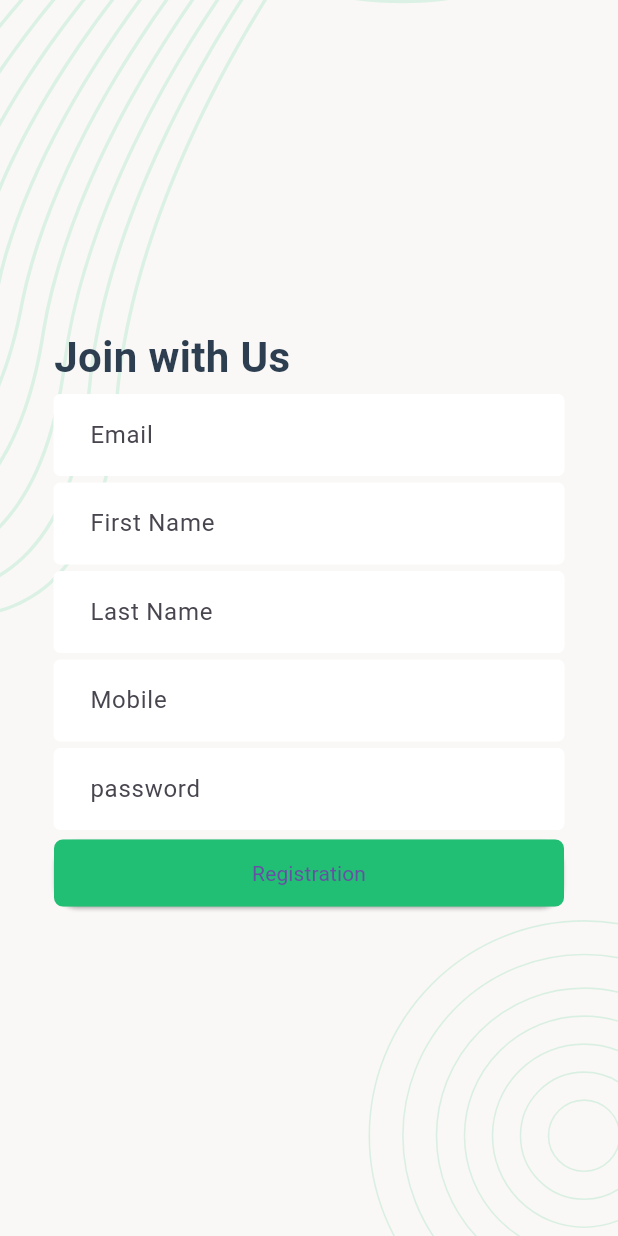
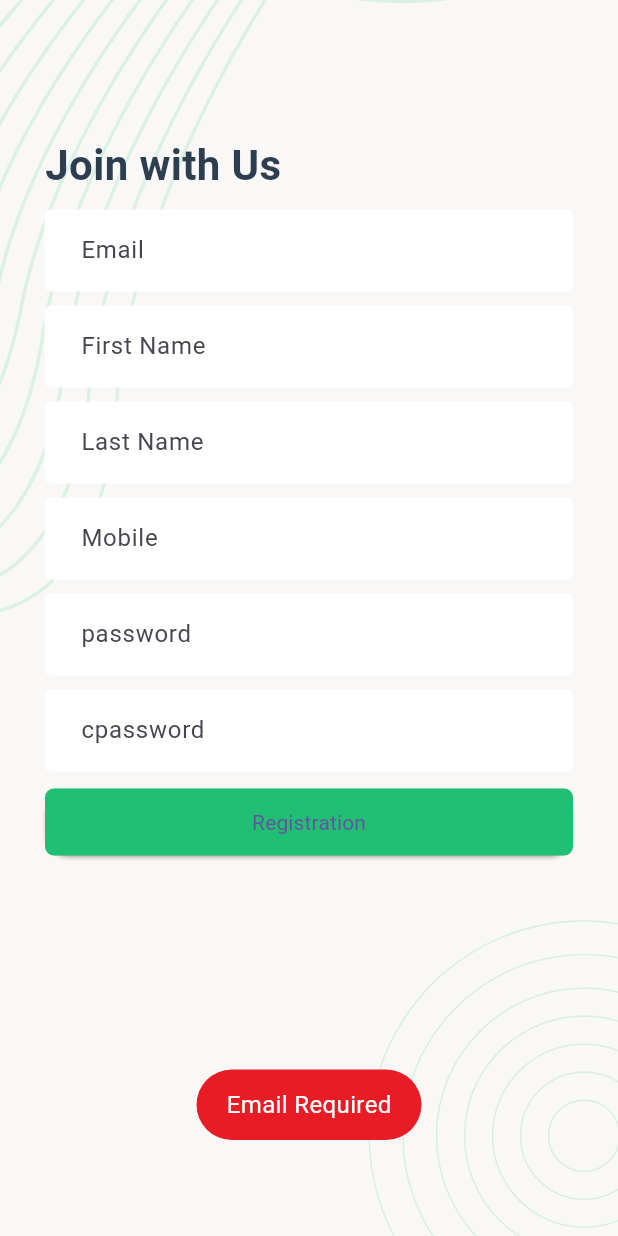
Before and after one commit to nimeullaha71/taskmanager_recorded, a Flutter app: the registrationScreen screen opened by its route, after a tap on "Registration", on a phone screen of 412 x 824 dp. Run offline on Flutter 3.47's test engine with Material 3 defaults, Android fonts, the light colour scheme and no system bars; our stand-ins replace flutter_svg, fluttertoast, pin_code_fields, shared_preferences; accounts and stored records are empty; Roboto replaces fonts that are missing (poppins).

Commit message:
login and registration successful

```diff
--- a/lib/screen/onboarding/registrationScreen.dart
+++ b/lib/screen/onboarding/registrationScreen.dart
@@ -1,5 +1,6 @@
 import 'package:flutter/cupertino.dart';
 import 'package:flutter/material.dart';
+import 'package:taskmanager_recorded/api/apiClient.dart';
 import 'package:taskmanager_recorded/style/style.dart';
 
 class registrationScreen extends StatefulWidget {
@@ -10,14 +11,64 @@ class registrationScreen extends StatefulWidget {
 }
 
 class _registrationScreenState extends State<registrationScreen> {
+
+  Map<String,String>FormValues={"email":"","firstName":"","lastName":"","mobile":"","password":"","photo":"","cpassword":""};
+  bool loading = false;
+
+  InputOnChange(Mapkey,TextValue){
+    setState(() {
+      FormValues.update(Mapkey, (value)=>TextValue);
+    });
+  }
+
+  FormOnSubmit()async{
+    if(FormValues['email']!.length==0){
+      ErrorToast("Email Required");
+    }
+    else if(FormValues['firstName']!.length==0){
+      ErrorToast("First Name is required");
+    }
+    else if(FormValues['lastName']!.length==0){
+      ErrorToast("Last Name id required");
+    }
+    else if(FormValues['mobile']!.length==0){
+      ErrorToast("mobile is required");
+    }
+    else if(FormValues['password']!.length==0){
+      ErrorToast("password is required");
+    }
+    else if(FormValues['password']!=FormValues['cpassword']){
+      ErrorToast("password don't match");
+    }
+    else{
+      setState(() {
+        loading=true;
+      });
+      bool res = await RegistrationRequest(FormValues);
+      if(res==true){
+        Navigator.pushNamedAndRemoveUntil(context, "/login", (route)=>false);
+      }
+      else{
+        setState(() {
+          loading=false;
+        });
+      }
+    }
+
+  }
+
+
   @override
   Widget build(BuildContext context) {
     return Scaffold(
       body: Stack(
         children: [
           ScreenBackground(context),
+          SingleChildScrollView(
+            child: loading?(Center(child: CircularProgressIndicator(),)):(
                 Container(
-            padding: EdgeInsets.all(36),
+                  margin: EdgeInsets.fromLTRB(0, 60, 0, 0),
+                  padding: EdgeInsets.all(30),
                   child: Column(
                     mainAxisAlignment: MainAxisAlignment.center,
                     crossAxisAlignment: CrossAxisAlignment.start,
@@ -27,41 +78,67 @@ class _registrationScreenState extends State<registrationScreen> {
                         style: Head1Text(colorDarkBlue),
                       ),
                       SizedBox(
-                  height: 5,
+                        height: 10,
                       ),
                       TextFormField(
                         decoration: AppInputDecoration("Email"),
+                        onChanged: (TextValue){
+                          InputOnChange("email", TextValue);
+                        },
                       ),
                       SizedBox(
-                  height: 5,
+                        height: 10,
                       ),
                       TextFormField(
                         decoration: AppInputDecoration("First Name"),
+                        onChanged: (TextValue){
+                          InputOnChange("firstName", TextValue);
+                        },
                       ),
                       SizedBox(
-                  height: 5,
+                        height: 10,
                       ),
                       TextFormField(
                         decoration: AppInputDecoration("Last Name"),
+                        onChanged: (TextValue){
+                          InputOnChange("lastName", TextValue);
+                        },
                       ),
                       SizedBox(
-                  height: 5,
+                        height: 10,
                       ),
                       TextFormField(
                         decoration: AppInputDecoration("Mobile"),
+                        onChanged: (TextValue){
+                          InputOnChange("mobile", TextValue);
+                        },
                       ),
                       SizedBox(
-                  height: 5,
+                        height: 10,
                       ),
                       TextFormField(
                         decoration: AppInputDecoration("password"),
+                        onChanged: (TextValue){
+                          InputOnChange("password", TextValue);
+                        },
                       ),
                       SizedBox(
-                  height: 5,
+                        height: 10,
+                      ),
+                      TextFormField(
+                        decoration: AppInputDecoration("cpassword"),
+                        onChanged: (TextValue){
+                          InputOnChange("cpassword", TextValue);
+                        },
+                      ),
+                      SizedBox(
+                        height: 10,
                       ),
                       Container(
                         child: ElevatedButton(
-                    onPressed: () {},
+                          onPressed: () {
+                            FormOnSubmit();
+                          },
                           child: SuccessButtonCHild("Registration"),
                           style: AppButtonStyle(),
                         ),
@@ -69,6 +146,8 @@ class _registrationScreenState extends State<registrationScreen> {
                     ],
                   ),
                 )
+            ),
+          )
         ],
       ),
     );
```
Also changed, not shown: lib/api/apiClient.dart (+7 -7 lines), lib/screen/onboarding/loginScreen.dart (+28 -0 lines), lib/style/style.dart (+9 -0 lines), 1 other file. Lines whose indentation alone changed are shown as unchanged.
